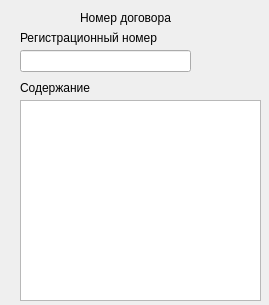
Above: client/ui/contractwindow.ui from ArchivedProje/bsbd before the change. Below: the same form after it.
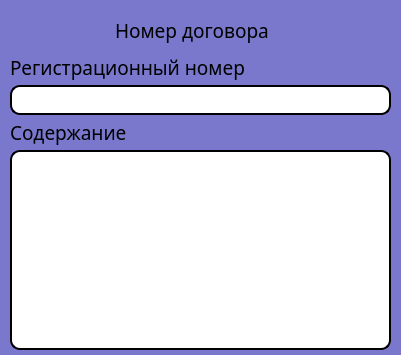
That is the form after the change.

```diff
--- a/client/ui/contractwindow.ui
+++ b/client/ui/contractwindow.ui
@@ -6,22 +6,43 @@
    <rect>
     <x>0</x>
     <y>0</y>
-    <width>269</width>
-    <height>305</height>
+    <width>401</width>
+    <height>355</height>
    </rect>
   </property>
+  <property name="minimumSize">
+   <size>
+    <width>401</width>
+    <height>355</height>
+   </size>
+  </property>
+  <property name="maximumSize">
+   <size>
+    <width>401</width>
+    <height>355</height>
+   </size>
+  </property>
   <property name="windowTitle">
    <string>Form</string>
   </property>
+  <property name="styleSheet">
+   <string notr="true">background-color: rgb(122, 120, 204);</string>
+  </property>
   <widget class="QLabel" name="contractNumberLbl">
    <property name="geometry">
     <rect>
-     <x>80</x>
+     <x>115</x>
      <y>10</y>
-     <width>111</width>
-     <height>16</height>
+     <width>170</width>
+     <height>40</height>
     </rect>
    </property>
+   <property name="font">
+    <font>
+     <family>Calibri Light</family>
+     <pointsize>14</pointsize>
+    </font>
+   </property>
    <property name="text">
     <string>Номер договора</string>
    </property>
@@ -29,12 +50,18 @@
   <widget class="QLabel" name="label_2">
    <property name="geometry">
     <rect>
-     <x>20</x>
-     <y>30</y>
-     <width>151</width>
-     <height>16</height>
+     <x>10</x>
+     <y>55</y>
+     <width>241</width>
+     <height>25</height>
     </rect>
    </property>
+   <property name="font">
+    <font>
+     <family>Calibri Light</family>
+     <pointsize>14</pointsize>
+    </font>
+   </property>
    <property name="text">
     <string>Регистрационный номер</string>
    </property>
@@ -42,22 +69,39 @@
   <widget class="QLineEdit" name="regNumberEdit">
    <property name="geometry">
     <rect>
-     <x>20</x>
-     <y>50</y>
-     <width>171</width>
-     <height>22</height>
+     <x>10</x>
+     <y>85</y>
+     <width>381</width>
+     <height>30</height>
     </rect>
    </property>
+   <property name="font">
+    <font>
+     <family>Calibri Light</family>
+     <pointsize>14</pointsize>
+    </font>
+   </property>
+   <property name="styleSheet">
+    <string notr="true">background-color: rgb(255, 255, 255);
+border-radius: 10px;
+border: 2px solid black;</string>
+   </property>
   </widget>
   <widget class="QLabel" name="label_3">
    <property name="geometry">
     <rect>
-     <x>20</x>
-     <y>80</y>
-     <width>81</width>
-     <height>16</height>
+     <x>10</x>
+     <y>120</y>
+     <width>121</width>
+     <height>25</height>
     </rect>
    </property>
+   <property name="font">
+    <font>
+     <family>Calibri Light</family>
+     <pointsize>14</pointsize>
+    </font>
+   </property>
    <property name="text">
     <string>Содержание</string>
    </property>
@@ -65,12 +109,23 @@
   <widget class="QTextEdit" name="detailsEdit">
    <property name="geometry">
     <rect>
-     <x>20</x>
-     <y>100</y>
-     <width>241</width>
-     <height>201</height>
+     <x>10</x>
+     <y>150</y>
+     <width>381</width>
+     <height>200</height>
     </rect>
    </property>
+   <property name="font">
+    <font>
+     <family>Calibri Light</family>
+     <pointsize>14</pointsize>
+    </font>
+   </property>
+   <property name="styleSheet">
+    <string notr="true">background-color: rgb(255, 255, 255);
+border-radius: 10px;
+border: 2px solid black;</string>
+   </property>
   </widget>
  </widget>
  <resources/>
```
